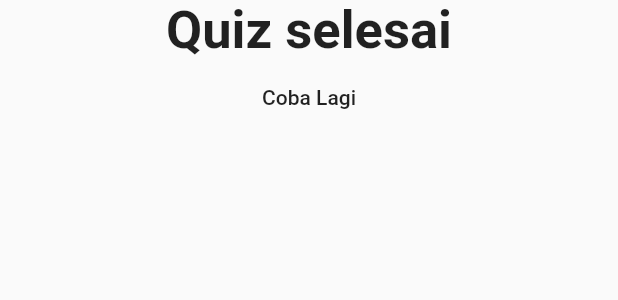
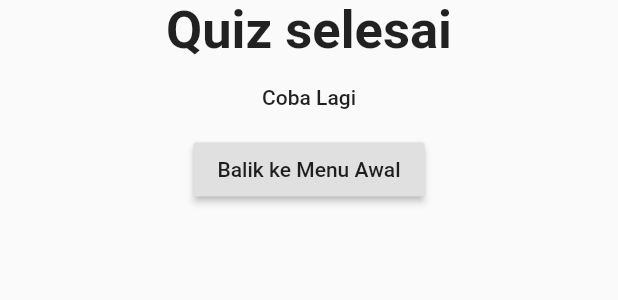
Before and after one commit to codebyfrosty/quiz_bkd, a Flutter app: the Result widget shown alone on an empty page, opened directly with empty values, on a phone screen of 412 x 824 dp. Shown: the top 300 px of the screen. Run offline on Flutter 3.47's test engine with Material 2 defaults, Android fonts, the phone set to English and light mode, and no system bars.

Commit message:
fix menu button

```diff
--- a/lib/result.dart
+++ b/lib/result.dart
@@ -5,7 +5,8 @@ class Result extends StatelessWidget {
 
   Function reset;
   final int resultScore;
-  Result(this.resultScore, this.reset);
+  Function showQ;
+  Result(this.resultScore, this.reset, this.showQ);
 
   String get resultphrase {
     var resultText = 'You did all the questions!';
@@ -26,9 +27,14 @@ class Result extends StatelessWidget {
           resultphrase,
           style: TextStyle(fontSize: 35, fontWeight: FontWeight.bold),
         ),
-        FlatButton(onPressed: reset,
-        child: Text('Coba Lagi')
-         )
+        FlatButton(onPressed: reset, child: Text('Coba Lagi')),
+        RaisedButton(
+          onPressed: () {
+            print('object');
+            showQ();
+          },
+          child: Text('Balik ke Menu Awal'),
+        )
       ],
     ));
   }
```
Also changed, not shown: lib/main.dart (+21 -7 lines).
